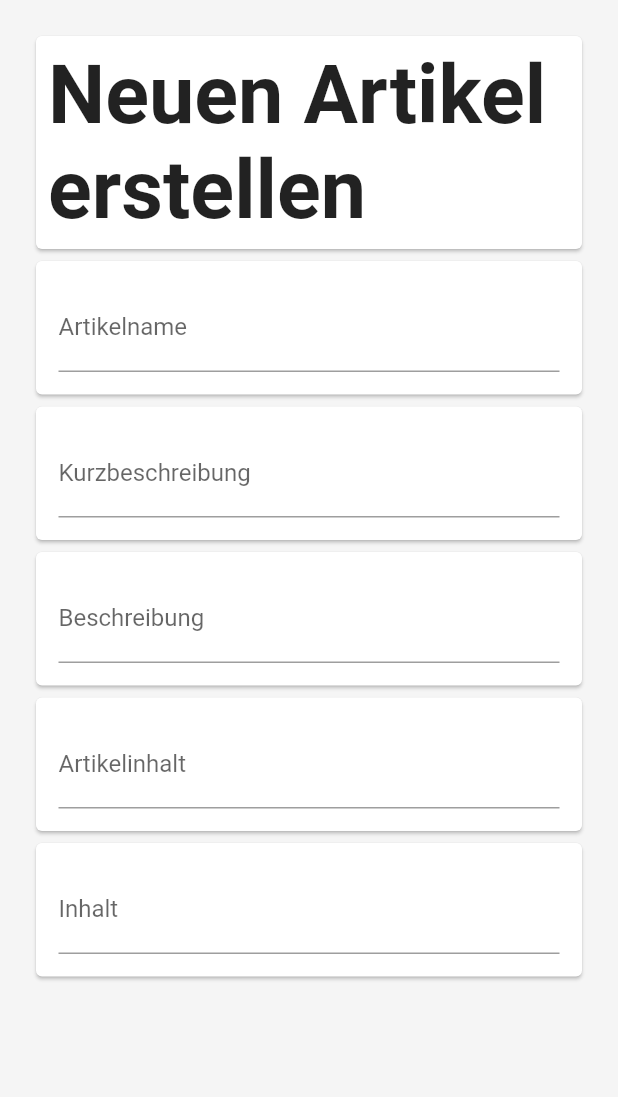
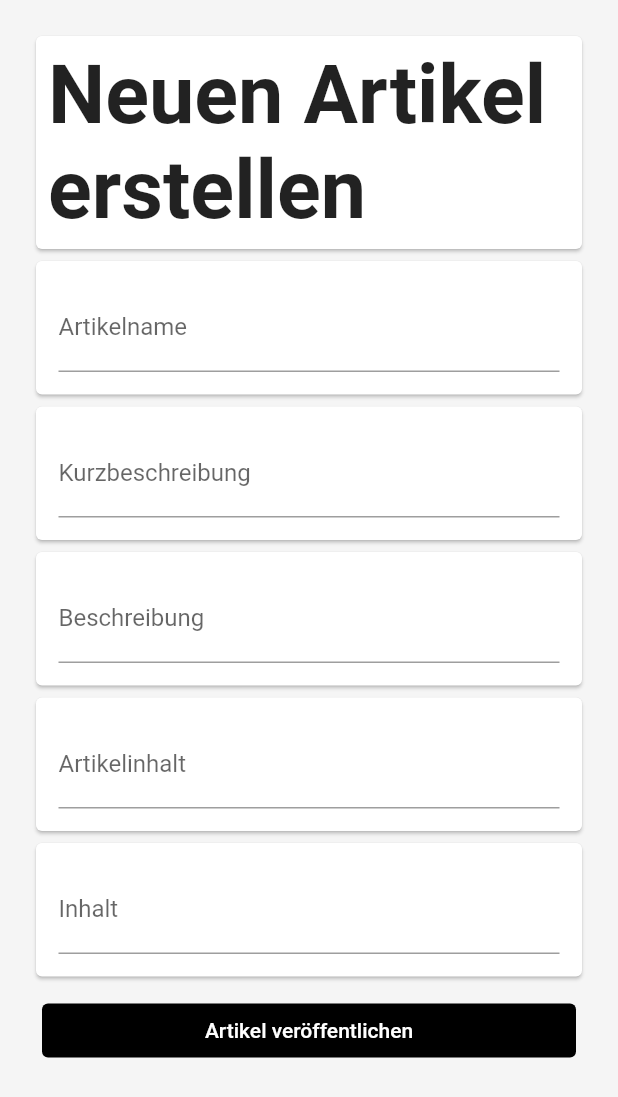
Before and after one commit to Funkez123/flutter_testapp, a Flutter app: the NewArticlePage screen opened directly, on a phone screen of 412 x 824 dp. Shown: the top 1097 px of the screen. Run offline on Flutter 3.47's test engine with Material 2 defaults, Android fonts, the phone set to English and light mode, and no system bars; our stand-ins replace hive_flutter, share; accounts and stored records are empty; network calls fail.

```diff
--- a/lib/favpage.dart
+++ b/lib/favpage.dart
@@ -76,6 +76,7 @@ class _favpageState extends State<favpage> {
                                           title: snapshot.data[index].title,
                                           description:
                                               snapshot.data[index].longdesc,
+                                          text: snapshot.data[index].text,
                                           imgurl: snapshot.data[index].imgurl,
                                           hero_id:
                                               "img${snapshot.data[index].id}",
--- a/lib/newarticle.dart
+++ b/lib/newarticle.dart
@@ -14,8 +14,8 @@ class NewArticlePageState extends State<NewArticlePage> {
       backgroundColor: Colors.grey.shade100,
       body: Padding(
         padding: const EdgeInsets.all(20.0),
-        child: ListView(children: const [
-          Card(
+        child: ListView(children: [
+          const Card(
               child: Padding(
             padding: EdgeInsets.all(8.0),
             child: Center(
@@ -24,7 +24,7 @@ class NewArticlePageState extends State<NewArticlePage> {
               style: TextStyle(fontSize: 54, fontWeight: FontWeight.bold),
             )),
           )),
-          Card(
+          const Card(
             child: Padding(
               padding: EdgeInsets.all(15.0),
               child: TextField(
@@ -34,7 +34,7 @@ class NewArticlePageState extends State<NewArticlePage> {
               )),
             ),
           ),
-          Card(
+          const Card(
             child: Padding(
               padding: EdgeInsets.all(15.0),
               child: TextField(
@@ -44,7 +44,7 @@ class NewArticlePageState extends State<NewArticlePage> {
               )),
             ),
           ),
-          Card(
+          const Card(
             child: Padding(
               padding: EdgeInsets.all(15.0),
               child: TextField(
@@ -54,7 +54,7 @@ class NewArticlePageState extends State<NewArticlePage> {
               )),
             ),
           ),
-          Card(
+          const Card(
             child: Padding(
               padding: EdgeInsets.all(15.0),
               child: TextField(
@@ -64,7 +64,7 @@ class NewArticlePageState extends State<NewArticlePage> {
               )),
             ),
           ),
-          Card(
+          const Card(
             child: Padding(
               padding: EdgeInsets.all(15.0),
               child: TextField(
@@ -74,6 +74,11 @@ class NewArticlePageState extends State<NewArticlePage> {
               )),
             ),
           ),
+          Padding(
+            padding: EdgeInsets.all(8),
+              child: TextButton(
+                  style : TextButton.styleFrom(backgroundColor: Colors.black),
+                  onPressed: () {}, child: Text("Artikel veröffentlichen",style: TextStyle(color: Colors.white))))
         ]),
       ),
     );
```
Also changed, not shown: lib/main.dart (+40 -6 lines).
